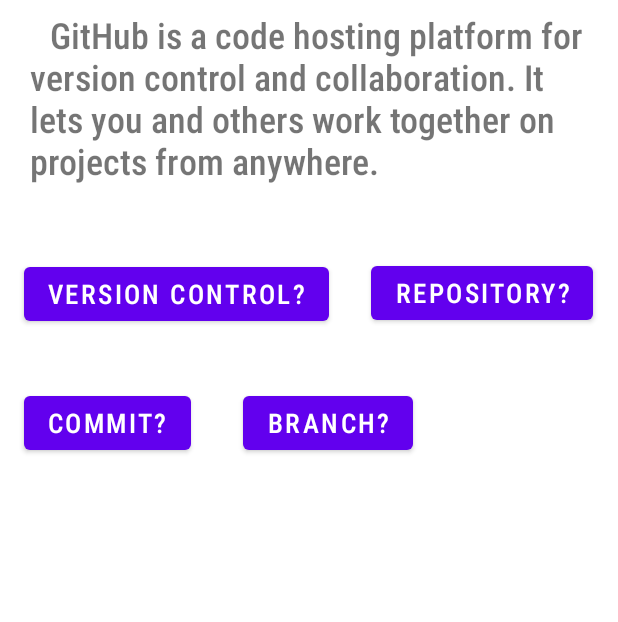
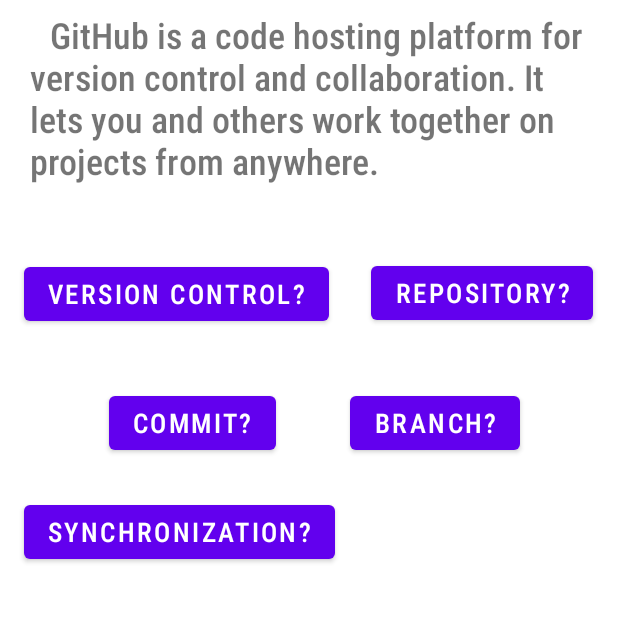
Before and after one commit to MuhammadSaqibShoaib/GithubManual, an Android app: the screen it shows after launch (MainActivity), on a phone screen of 412 x 824 dp, the part 206-828 px from its top. Run offline under Robolectric (Android 15) with nearby library versions, the phone set to English and light mode, and no system bars.

Commit message:
Synchronization button added

```diff
--- a/app/src/main/res/layout/activity_main.xml
+++ b/app/src/main/res/layout/activity_main.xml
@@ -77,7 +77,7 @@
         android:textSize="18sp"
         app:fontFamily="sans-serif-condensed-medium"
         app:layout_constraintBottom_toBottomOf="parent"
-        app:layout_constraintHorizontal_bias="0.053"
+        app:layout_constraintHorizontal_bias="0.242"
         app:layout_constraintLeft_toLeftOf="parent"
         app:layout_constraintRight_toRightOf="parent"
         app:layout_constraintTop_toTopOf="parent"
@@ -92,10 +92,25 @@
         android:textSize="18sp"
         app:fontFamily="sans-serif-condensed-medium"
         app:layout_constraintBottom_toBottomOf="parent"
-        app:layout_constraintHorizontal_bias="0.542"
+        app:layout_constraintHorizontal_bias="0.781"
         app:layout_constraintLeft_toLeftOf="parent"
         app:layout_constraintRight_toRightOf="parent"
         app:layout_constraintTop_toTopOf="parent"
         app:layout_constraintVertical_bias="0.471" />
 
+    <Button
+
+        android:id="@+id/btn_5"
+        android:layout_width="wrap_content"
+        android:layout_height="wrap_content"
+        android:text="@string/btn_5"
+        android:textSize="18sp"
+        app:fontFamily="sans-serif-condensed-medium"
+        app:layout_constraintBottom_toBottomOf="parent"
+        app:layout_constraintHorizontal_bias="0.078"
+        app:layout_constraintLeft_toLeftOf="parent"
+        app:layout_constraintRight_toRightOf="parent"
+        app:layout_constraintTop_toTopOf="parent"
+        app:layout_constraintVertical_bias="0.572" />
+
 </androidx.constraintlayout.widget.ConstraintLayout>
--- a/app/src/main/res/values/strings.xml
+++ b/app/src/main/res/values/strings.xml
@@ -26,6 +26,12 @@
     <string name="BRN_Frag">What is Branch</string>
     <string name="BRN_Def">A branch represents an independent line of development. Branches serve as an abstraction for the edit/stage/commit process. You can think of them as a way to request a brand new working directory, staging area, and project history.</string>
 
+
+    <!--Synchorization related data (5th Button)-->
+    <string name="btn_5">Synchronization?</string>
+    <string name="SYC_Frag">What is Synchronization?</string>
+    <string name="SYC_Def">Synchronization is the cooperative act of two or more threads that ensures that each thread reaches a known point of operation in relationship to other threads before continuing. Attempting to share resources without correctly using synchronization is the most common cause of damage to application data.</string>
+
     <string name="btn_x">Github Docs</string>
     <string name="gitDocs">https://docs.github.com/en</string>
     <!-- TODO: Remove or change this placeholder text -->
```
Also changed, not shown: app/src/main/java/com/example/githubmanual/MainActivity.java (+19 -0 lines).
